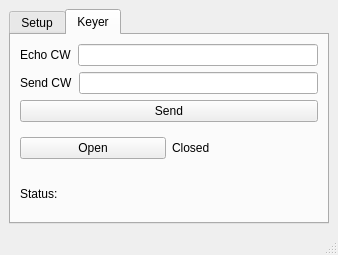
The window that mqt/MqtWinkeyer/winkeyermainwindow.ui (Rsclub22/Minos2-Mirror) describes before a commit, drawn with Qt 5.
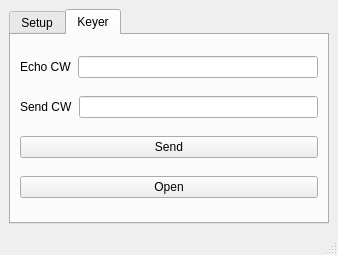
The same window after the commit. The open tabs and pages were chosen to show the change. Custom widgets are drawn as their Qt base class.

Commit message: add initial code to work with Minos server - work in progress! Add statusbar serial port open and wkopen closed

Patch:
```diff
--- a/mqt/MqtWinkeyer/winkeyermainwindow.ui
+++ b/mqt/MqtWinkeyer/winkeyermainwindow.ui
@@ -93,44 +93,6 @@
              <string>Open</string>
             </property>
            </widget>
-          </item>
-          <item>
-           <widget class="QLabel" name="openStatusLabel">
-            <property name="text">
-             <string>Closed</string>
-            </property>
-           </widget>
-          </item>
-         </layout>
-        </item>
-        <item>
-         <layout class="QHBoxLayout" name="horizontalLayout_2">
-          <item>
-           <widget class="QLabel" name="label_2">
-            <property name="text">
-             <string>Status:</string>
-            </property>
-           </widget>
-          </item>
-          <item>
-           <widget class="QLabel" name="statusLabel">
-            <property name="text">
-             <string/>
-            </property>
-           </widget>
-          </item>
-          <item>
-           <spacer name="horizontalSpacer">
-            <property name="orientation">
-             <enum>Qt::Horizontal</enum>
-            </property>
-            <property name="sizeHint" stdset="0">
-             <size>
-              <width>40</width>
-              <height>20</height>
-             </size>
-            </property>
-           </spacer>
           </item>
          </layout>
         </item>
```
Left out of the diff: 2 changed lines with no effect on the pictures. The commit also changes 8 other files.
